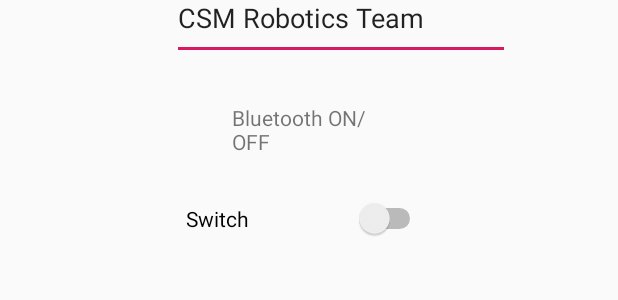
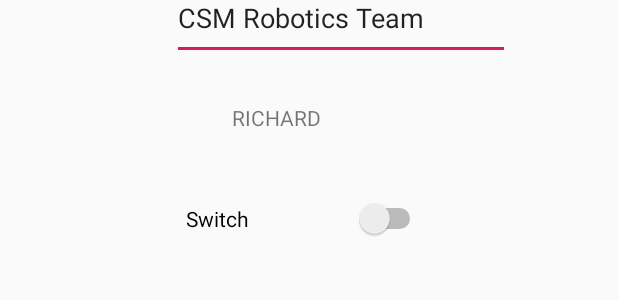
Before and after one commit to RHerrera83/GUI, an Android app: the layout content_main.xml on its own in the app's theme, with its tools: preview values and no code run, on a phone screen of 412 x 824 dp. Shown: the part 330-630 px from the top of the screen. Run offline under Robolectric (Android 15) with nearby library versions, the phone set to English and light mode, and no system bars.

Commit message:
Update content_main.xml

```diff
--- a/app/src/main/res/layout/content_main.xml
+++ b/app/src/main/res/layout/content_main.xml
@@ -28,7 +28,7 @@
         android:layout_height="40dp"
         android:layout_marginEnd="148dp"
         android:layout_marginRight="148dp"
-        android:text="Bluetooth ON/OFF"
+        android:text="RICHARD"
         app:layout_constraintBottom_toTopOf="@+id/switch3"
         app:layout_constraintEnd_toEndOf="parent" />
 
```
